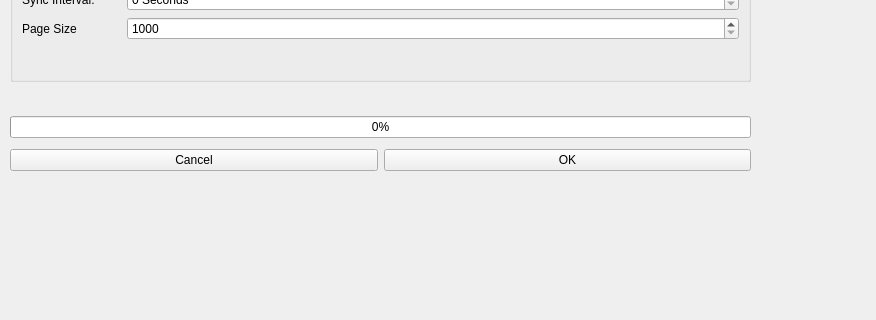
Old version of the form afpolgis_dialog_base.ui in the repository KipSigei/afpolgis-data-connector; both pictures show x 0 to 876 and y 455 to 775 of the 876 by 775 pixel window.
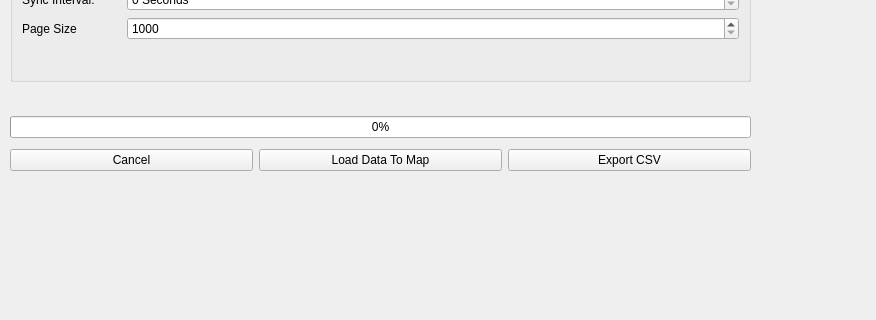
New version of the form. The open tabs and pages were chosen to show the change. Icons and pictures are not drawn. Custom widgets are drawn as their Qt base class.

Commit message: Add export csv button to all 6 integrations

```diff
--- a/afpolgis_dialog_base.ui
+++ b/afpolgis_dialog_base.ui
@@ -16,6 +16,12 @@
     <verstretch>0</verstretch>
    </sizepolicy>
   </property>
+  <property name="minimumSize">
+   <size>
+    <width>876</width>
+    <height>775</height>
+   </size>
+  </property>
   <property name="windowTitle">
    <string>AfpolGIS Data Connector</string>
   </property>
@@ -38,6 +44,12 @@
      <verstretch>0</verstretch>
     </sizepolicy>
    </property>
+   <property name="minimumSize">
+    <size>
+     <width>0</width>
+     <height>0</height>
+    </size>
+   </property>
    <property name="font">
     <font>
      <kerning>true</kerning>
@@ -580,7 +592,7 @@
        </widget>
       </item>
       <item>
-       <layout class="QHBoxLayout" name="buttonLayout_3" stretch="0,0">
+       <layout class="QHBoxLayout" name="buttonLayout_3" stretch="0,0,0">
         <item>
          <widget class="QPushButton" name="odkCancelButton">
           <property name="text">
@@ -591,7 +603,14 @@
         <item>
          <widget class="QPushButton" name="odkOkButton">
           <property name="text">
-           <string>OK</string>
+           <string>Load Data To Map</string>
+          </property>
+         </widget>
+        </item>
+        <item>
+         <widget class="QPushButton" name="odkDownloadCSV">
+          <property name="text">
+           <string>Export CSV</string>
           </property>
          </widget>
         </item>
```
Left out of the diff: 57 changed lines with no effect on the pictures. The commit also changes 1 other file.
